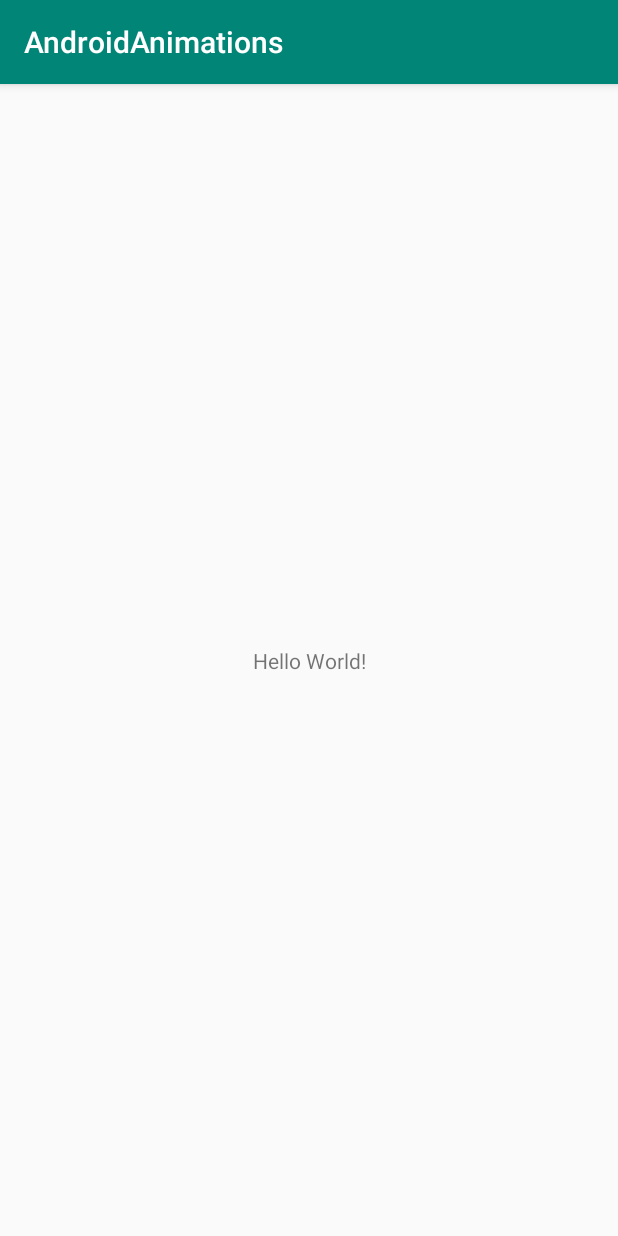
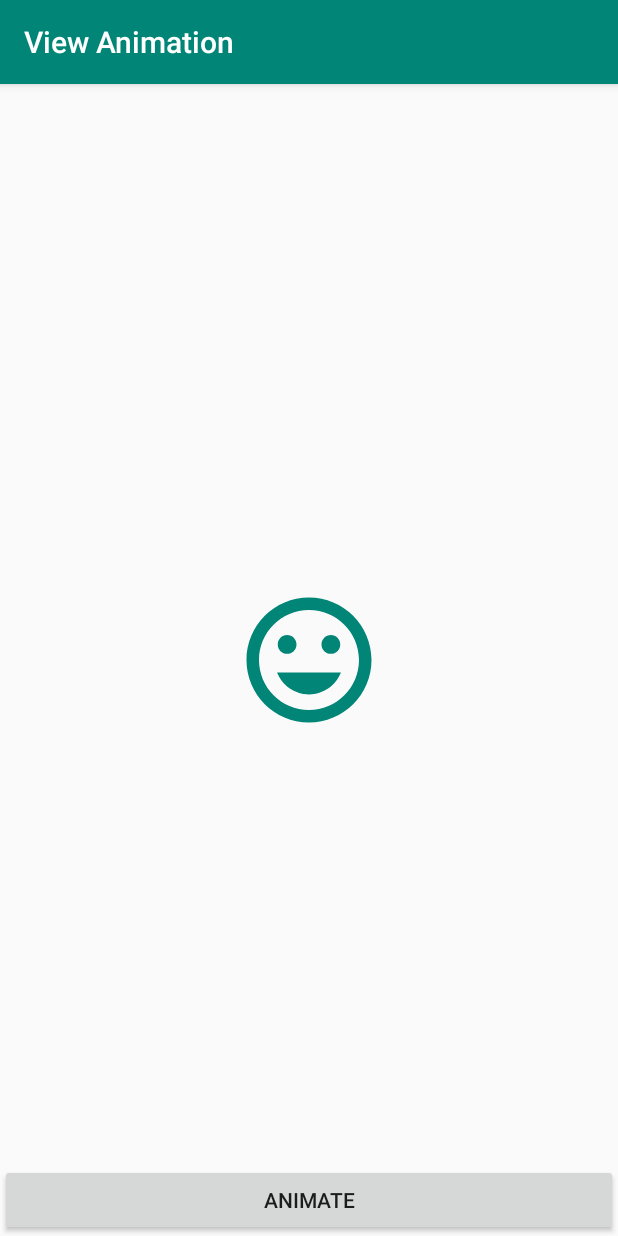
Before and after one commit to pfieffer/AndroidAnimations, an Android app: the screen it shows after launch (MainActivity), on a phone screen of 412 x 824 dp. Run offline under Robolectric (Android 15) with nearby library versions, the phone set to English and light mode, and no system bars.

Commit message:
A simple animation on an imageview

```diff
--- a/app/src/main/java/com/example/androidanimations/MainActivity.java
+++ b/app/src/main/java/com/example/androidanimations/MainActivity.java
@@ -2,12 +2,45 @@ package com.example.androidanimations;
 
 import android.support.v7.app.AppCompatActivity;
 import android.os.Bundle;
+import android.view.View;
+import android.view.animation.Animation;
+import android.view.animation.AnimationUtils;
+import android.widget.ImageView;
 
 public class MainActivity extends AppCompatActivity {
+
+    private ImageView imageView;
 
     @Override
     protected void onCreate(Bundle savedInstanceState) {
         super.onCreate(savedInstanceState);
         setContentView(R.layout.activity_main);
+
+        imageView = (ImageView) findViewById(R.id.faceIcon);
+    }
+
+    public void onButtonClick(View v) {
+        Animation animation = AnimationUtils.loadAnimation(this, R.anim.grow);
+        animation.setAnimationListener(new Animation.AnimationListener() {
+            @Override
+            public void onAnimationStart(Animation animation) {
+
+            }
+
+            @Override
+            public void onAnimationEnd(Animation animation) {
+                imageView.setScaleX(2);
+                imageView.setScaleY(2);
+            }
+
+            @Override
+            public void onAnimationRepeat(Animation animation) {
+
+            }
+        });
+        imageView.startAnimation(animation);
+    }
+
+    public void onShrinkBtnClick(View v) {
     }
 }
--- /dev/null
+++ b/app/src/main/res/anim/grow.xml
@@ -0,0 +1,9 @@
+<?xml version="1.0" encoding="utf-8"?>
+<set xmlns:android="http://schemas.android.com/apk/res/android">
+    <scale
+        android:duration="1000"
+        android:fromXScale="1.0"
+        android:fromYScale="1.0"
+        android:toXScale="2.0"
+        android:toYScale="2.0"/>
+</set>
--- /dev/null
+++ b/app/src/main/res/drawable/ic_face.xml
@@ -0,0 +1,9 @@
+<vector xmlns:android="http://schemas.android.com/apk/res/android"
+        android:width="24dp"
+        android:height="24dp"
+        android:viewportWidth="24.0"
+        android:viewportHeight="24.0">
+    <path
+        android:fillColor="#FF000000"
+        android:pathData="M11.99,2C6.47,2 2,6.48 2,12s4.47,10 9.99,10C17.52,22 22,17.52 22,12S17.52,2 11.99,2zM12,20c-4.42,0 -8,-3.58 -8,-8s3.58,-8 8,-8 8,3.58 8,8 -3.58,8 -8,8zM15.5,11c0.83,0 1.5,-0.67 1.5,-1.5S16.33,8 15.5,8 14,8.67 14,9.5s0.67,1.5 1.5,1.5zM8.5,11c0.83,0 1.5,-0.67 1.5,-1.5S9.33,8 8.5,8 7,8.67 7,9.5 7.67,11 8.5,11zM12,17.5c2.33,0 4.31,-1.46 5.11,-3.5L6.89,14c0.8,2.04 2.78,3.5 5.11,3.5z"/>
+</vector>
--- a/app/src/main/res/layout/activity_main.xml
+++ b/app/src/main/res/layout/activity_main.xml
@@ -1,18 +1,33 @@
 <?xml version="1.0" encoding="utf-8"?>
-<android.support.constraint.ConstraintLayout xmlns:android="http://schemas.android.com/apk/res/android"
-    xmlns:app="http://schemas.android.com/apk/res-auto"
+<RelativeLayout xmlns:android="http://schemas.android.com/apk/res/android"
     xmlns:tools="http://schemas.android.com/tools"
     android:layout_width="match_parent"
     android:layout_height="match_parent"
-    tools:context=".MainActivity">
+    tools:context="com.example.androidanimations.MainActivity">
 
-    <TextView
-        android:layout_width="wrap_content"
+    <ImageView
+        android:id="@+id/faceIcon"
+        android:layout_width="@dimen/icon_size"
+        android:layout_height="@dimen/icon_size"
+        android:src="@drawable/ic_face"
+        android:tint="@color/colorPrimary"
+        android:layout_centerHorizontal="true"
+        android:layout_centerVertical="true"/>
+
+    <LinearLayout
+        android:id="@+id/linearLayout"
+        android:layout_width="match_parent"
         android:layout_height="wrap_content"
-        android:text="Hello World!"
-        app:layout_constraintBottom_toBottomOf="parent"
-        app:layout_constraintLeft_toLeftOf="parent"
-        app:layout_constraintRight_toRightOf="parent"
-        app:layout_constraintTop_toTopOf="parent" />
+        android:layout_alignParentBottom="true"
+        android:orientation="horizontal">
 
-</android.support.constraint.ConstraintLayout>
+        <Button
+            android:id="@+id/btnRun"
+            android:layout_width="0dp"
+            android:layout_height="wrap_content"
+            android:layout_weight="1"
+            android:onClick="onButtonClick"
+            android:text="@string/animate" />
+    </LinearLayout>
+
+</RelativeLayout>
--- /dev/null
+++ b/app/src/main/res/values/dimens.xml
@@ -0,0 +1,5 @@
+<resources>
+    <dimen name="activity_margin">16dp</dimen>
+    <dimen name="log_text_size">20sp</dimen>
+    <dimen name="icon_size">100dp</dimen>
+</resources>
--- a/app/src/main/res/values/strings.xml
+++ b/app/src/main/res/values/strings.xml
@@ -1,3 +1,4 @@
 <resources>
-    <string name="app_name">AndroidAnimations</string>
+    <string name="app_name">View Animation</string>
+    <string name="animate">Animate</string>
 </resources>
```
